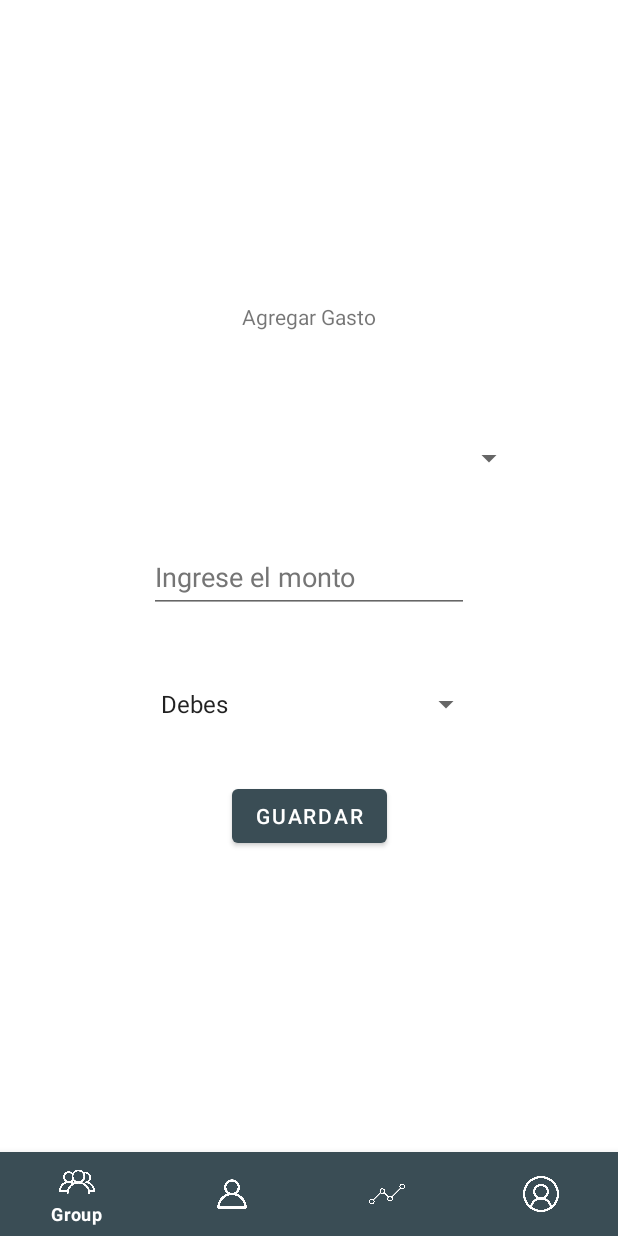
After one commit to gabrielgraunegreiros/PaywalletNative, an Android app: the fragment Fragment_Agregar_Gasto placed in its activity, on a phone screen of 412 x 824 dp. The commit adds this screen. Run offline under Robolectric (Android 15) with nearby library versions, the phone set to English and light mode, and no system bars; 5 statements that could not run were skipped.

Commit message:
edicion de FgtActividad y funcion añadir Gastos

```diff
--- /dev/null
+++ b/app/src/main/java/com/usil/proyectomoviles/controller/Fragment_Agregar_Gasto.java
@@ -0,0 +1,123 @@
+package com.usil.proyectomoviles.controller;
+
+import android.os.Bundle;
+import android.view.LayoutInflater;
+import android.view.View;
+import android.view.ViewGroup;
+import android.widget.ArrayAdapter;
+import android.widget.Button;
+import android.widget.EditText;
+import android.widget.ListView;
+import android.widget.Spinner;
+import android.widget.Toast;
+
+import androidx.annotation.NonNull;
+import androidx.annotation.Nullable;
+import androidx.fragment.app.Fragment;
+import androidx.fragment.app.FragmentTransaction;
+
+import com.usil.proyectomoviles.R;
+import com.usil.proyectomoviles.entity.Usuario;
+import com.usil.proyectomoviles.modelo.DAOUsuario;
+
+import java.text.DateFormat;
+import java.text.SimpleDateFormat;
+import java.util.ArrayList;
+import java.util.Date;
+
+public class Fragment_Agregar_Gasto extends Fragment {
+    DAOUsuario daoUsuario;
+    Bundle bundle;
+    Usuario user;
+
+    EditText edtMonto;
+    Button btnGuardar;
+    Spinner sprTipoActividad, sprUsuarioGasto;
+    ArrayList<String> listaTipoActidad;
+    ArrayList<String> listaUsuariosAmigos;
+    ArrayList<Usuario> listaAmigos;
+
+    String idUsuarioGasto, fecha;
+    double monto;
+    @Nullable
+    @Override
+    public View onCreateView(@NonNull LayoutInflater inflater, @Nullable ViewGroup container, @Nullable Bundle savedInstanceState) {
+        View v=inflater.inflate(R.layout.lyt_fgt_actividad_add_gasto,null);
+        return v;
+    }
+    @Override
+    public void onViewCreated(@NonNull View view, @Nullable Bundle savedInstanceState) {
+        super.onViewCreated(view, savedInstanceState);
+        daoUsuario = new DAOUsuario(getActivity().getApplicationContext());
+        daoUsuario.openDB();
+        recuperarUsuario();
+
+        btnGuardar=getView().findViewById(R.id.btnFgtAgregarGasto_Guardar);
+        sprUsuarioGasto=getView().findViewById(R.id.sprFgtAgregarGasto_UsuarioGasto);
+        edtMonto=getView().findViewById(R.id.edtFgtAgregarGasto_Monto);
+        sprTipoActividad=getView().findViewById(R.id.sprFgtAgregarGasto_TipoActividad);
+
+        listaTipoActidad= daoUsuario.getTipoActividad();
+        ArrayAdapter tiposActividad=new ArrayAdapter(view.getContext(), android.R.layout.simple_list_item_1, listaTipoActidad);
+        sprTipoActividad.setAdapter(tiposActividad);
+
+
+        ArrayAdapter amigoGasto=new ArrayAdapter(view.getContext(), android.R.layout.simple_list_item_1, getUsuariosAmigos());
+        sprUsuarioGasto.setAdapter(amigoGasto);
+
+        btnGuardar.setOnClickListener(new View.OnClickListener() {
+            @Override
+            public void onClick(View view) {
+                //obtener dia/mes/año actual
+                long now = System.currentTimeMillis();
+                Date dia = new Date(now);
+                DateFormat df = new SimpleDateFormat("dd/MM/yy");
+                fecha = df.format(dia);
+                //-------
+                String tipAct=sprTipoActividad.getSelectedItem().toString();
+                idUsuarioGasto=sprUsuarioGasto.getSelectedItem().toString();
+                if(idUsuarioGasto.isEmpty() || edtMonto.getText().toString().isEmpty()){
+                    Toast.makeText(view.getContext(), "Rellene los campos vacios", Toast.LENGTH_SHORT).show();
+                }else{
+                    monto=Double.parseDouble(edtMonto.getText().toString());
+                    daoUsuario.agregarActividad(monto,fecha,idUsuarioGasto,getIdTipoActividad(tipAct),user.getUsuario());
+                    Toast.makeText(view.getContext(), "Gasto añadido", Toast.LENGTH_SHORT).show();
+                    FragmentActividad fgtActividad=new FragmentActividad();
+                    fgtActividad.setArguments(bundle);
+                    getActivity().getSupportFragmentManager()
+                            .beginTransaction()
+                            .replace(R.id.container,fgtActividad)
+                            .setTransition(FragmentTransaction.TRANSIT_FRAGMENT_FADE)
+                            .addToBackStack(null)
+                            .commit();
+                }
+            }
+        });
+    }
+    private void recuperarUsuario() {
+        bundle = getArguments();
+        user = (Usuario) bundle.getSerializable("user");
+    }
+
+    private int getIdTipoActividad(String descrip){
+        ArrayList<String> listTipoAct=daoUsuario.getTipoActividad();
+        ArrayList<Integer> listIdTipoAct= daoUsuario.getIdTipoActividad();
+        int id=0;
+        for (int i = 0; i < listIdTipoAct.size(); i++) {
+            if(listTipoAct.get(i).equals(descrip)){
+                id=listIdTipoAct.get(i);
+            }
+        }
+        return id;
+    }
+    private ArrayList<String> getUsuariosAmigos(){
+        ArrayList<String> listUsuariosAmigos=new ArrayList<>();
+        ArrayList<Usuario> listAmigos= daoUsuario.misAmigos(user.getUsuario());
+        for (int i = 0; i < listAmigos.size(); i++) {
+            listUsuariosAmigos.add(listAmigos.get(i).getUsuario());
+        }
+        return listUsuariosAmigos;
+    }
+
+
+}
--- a/app/src/main/java/com/usil/proyectomoviles/util/DBPaywallet.java
+++ b/app/src/main/java/com/usil/proyectomoviles/util/DBPaywallet.java
@@ -68,6 +68,7 @@ public class DBPaywallet extends SQLiteOpenHelper {
                                 "id integer PRIMARY KEY AUTOINCREMENT,"+
                                 "monto real not null,"+
                                 "fecha text not null,"+
+                                "idUsuarioGasto text not null,"+
                                 "estado text not null,"+
                                 "idTipoActividad integer not null,"+
                                 "FOREIGN KEY(idTipoActividad) REFERENCES "+ConstantesDB.TABLATIPOACTIVIDAD+"(id)"+
@@ -87,11 +88,11 @@ public class DBPaywallet extends SQLiteOpenHelper {
         //Insercion valores predeterminados
         sqLiteDatabase.execSQL
                 (
-                        "INSERT INTO "+ConstantesDB.TABLATIPOACTIVIDAD+"(descripcion)"+" VALUES('debes');"
+                        "INSERT INTO "+ConstantesDB.TABLATIPOACTIVIDAD+"(descripcion)"+" VALUES('Debes');"
                 );
         sqLiteDatabase.execSQL
                 (
-                        "INSERT INTO "+ConstantesDB.TABLATIPOACTIVIDAD+"(descripcion)"+" VALUES('te debe');"
+                        "INSERT INTO "+ConstantesDB.TABLATIPOACTIVIDAD+"(descripcion)"+" VALUES('Te debe');"
                 );
 
 
--- /dev/null
+++ b/app/src/main/res/layout/lyt_fgt_actividad_add_gasto.xml
@@ -0,0 +1,67 @@
+<?xml version="1.0" encoding="utf-8"?>
+<androidx.constraintlayout.widget.ConstraintLayout xmlns:android="http://schemas.android.com/apk/res/android"
+    xmlns:app="http://schemas.android.com/apk/res-auto"
+    xmlns:tools="http://schemas.android.com/tools"
+    android:layout_width="match_parent"
+    android:layout_height="match_parent">
+
+    <TextView
+        android:id="@+id/textView11"
+        android:layout_width="wrap_content"
+        android:layout_height="wrap_content"
+        android:layout_marginTop="200dp"
+        android:text="@string/agregar_gasto"
+        app:layout_constraintEnd_toEndOf="parent"
+        app:layout_constraintHorizontal_bias="0.5"
+        app:layout_constraintStart_toStartOf="parent"
+        app:layout_constraintTop_toTopOf="parent" />
+
+    <Button
+        android:id="@+id/btnFgtAgregarGasto_Guardar"
+        android:layout_width="wrap_content"
+        android:layout_height="wrap_content"
+        android:layout_marginTop="25dp"
+        android:text="@string/guardar"
+        app:layout_constraintEnd_toEndOf="parent"
+        app:layout_constraintStart_toStartOf="parent"
+        app:layout_constraintTop_toBottomOf="@+id/sprFgtAgregarGasto_TipoActividad" />
+
+    <EditText
+        android:id="@+id/edtFgtAgregarGasto_Monto"
+        android:layout_width="wrap_content"
+        android:layout_height="wrap_content"
+        android:layout_marginTop="30dp"
+        android:autofillHints=""
+        android:ems="10"
+        android:hint="@string/ingrese_el_monto"
+        android:inputType="numberDecimal"
+        android:minHeight="48dp"
+        android:textColorHint="#757575"
+        app:layout_constraintEnd_toEndOf="parent"
+        app:layout_constraintHorizontal_bias="0.5"
+        app:layout_constraintStart_toStartOf="parent"
+        app:layout_constraintTop_toBottomOf="@+id/sprFgtAgregarGasto_UsuarioGasto" />
+
+    <Spinner
+        android:id="@+id/sprFgtAgregarGasto_TipoActividad"
+        android:layout_width="230dp"
+        android:layout_height="50dp"
+        android:layout_marginTop="36dp"
+        app:layout_constraintEnd_toEndOf="parent"
+        app:layout_constraintHorizontal_bias="0.5"
+        app:layout_constraintStart_toStartOf="parent"
+        app:layout_constraintTop_toBottomOf="@+id/edtFgtAgregarGasto_Monto"
+        tools:ignore="SpeakableTextPresentCheck" />
+
+    <Spinner
+        android:id="@+id/sprFgtAgregarGasto_UsuarioGasto"
+        android:layout_width="287dp"
+        android:layout_height="50dp"
+        android:layout_marginTop="60dp"
+        android:spinnerMode="dialog"
+        app:layout_constraintEnd_toEndOf="parent"
+        app:layout_constraintHorizontal_bias="0.5"
+        app:layout_constraintStart_toStartOf="parent"
+        app:layout_constraintTop_toBottomOf="@+id/textView11"
+        tools:ignore="SpeakableTextPresentCheck" />
+</androidx.constraintlayout.widget.ConstraintLayout>
--- a/app/src/main/res/values/strings.xml
+++ b/app/src/main/res/values/strings.xml
@@ -20,4 +20,11 @@
     <string name="rechazar">Rechazar</string>
     <string name="nombre_completo">Nombre Completo</string>
     <string name="todo">TODO</string>
+    <string name="mi_actividad">Mi Actividad</string>
+    <string name="agregar_gasto">Agregar Gasto</string>
+    <string name="guardar">Guardar</string>
+    <string name="ingrese_el_monto">Ingrese el monto</string>
+    <string name="ingrese_el_usuario">Ingrese el usuario</string>
+    <string name="monto">Monto</string>
+    <string name="tipo_actividad">TIpo Actividad</string>
 </resources>
```
Also changed, not shown: app/src/main/java/com/usil/proyectomoviles/controller/AdaptadorListaActividades.java (added, +63 -0 lines), app/src/main/java/com/usil/proyectomoviles/controller/FragmentActividad.java (+41 -0 lines), app/src/main/java/com/usil/proyectomoviles/entity/Actividad.java (+29 -9 lines), app/src/main/java/com/usil/proyectomoviles/modelo/DAOUsuario.java (+127 -2 lines), app/src/main/res/layout/item_lista_mi_actividad.xml (added, +48 -0 lines), app/src/main/res/layout/lyt_fgt_actividad.xml (+23 -2 lines).
